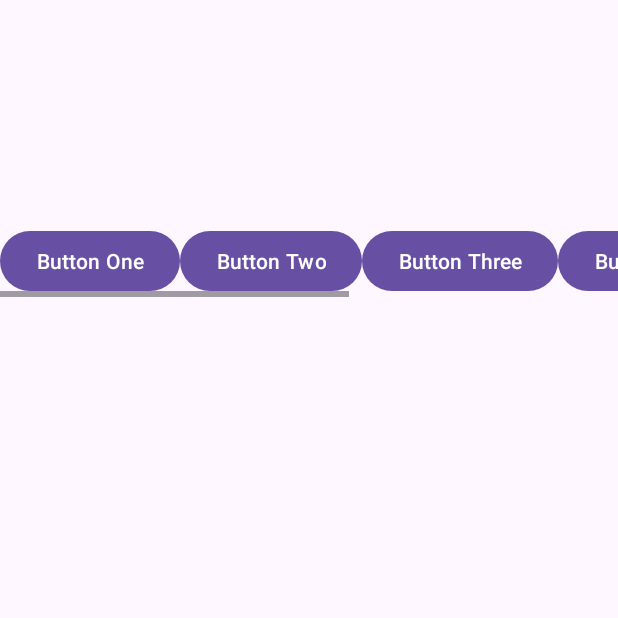
After one commit to ncflsy/layout-app, an Android app: the HorizontalScroll screen opened directly, with no data from a screen before it, on a phone screen of 412 x 824 dp, the top half of it. The commit adds this screen. Run offline under Robolectric (Android 15) with nearby library versions, the phone set to English and light mode, and no system bars.

Commit message:
penambahan menu layout horizontal scroll view

```diff
--- a/app/src/main/AndroidManifest.xml
+++ b/app/src/main/AndroidManifest.xml
@@ -12,6 +12,9 @@
         android:supportsRtl="true"
         android:theme="@style/Theme.MyApp"
         tools:targetApi="31">
+        <activity
+            android:name=".HorizontalScroll"
+            android:exported="false" />
         <activity
             android:name=".FrameLayout2"
             android:exported="false" />
--- /dev/null
+++ b/app/src/main/java/com/example/myapp/HorizontalScroll.java
@@ -0,0 +1,14 @@
+package com.example.myapp;
+
+import androidx.appcompat.app.AppCompatActivity;
+
+import android.os.Bundle;
+
+public class HorizontalScroll extends AppCompatActivity {
+
+    @Override
+    protected void onCreate(Bundle savedInstanceState) {
+        super.onCreate(savedInstanceState);
+        setContentView(R.layout.activity_horizontal_scroll);
+    }
+}
--- /dev/null
+++ b/app/src/main/res/layout/activity_horizontal_scroll.xml
@@ -0,0 +1,40 @@
+<?xml version="1.0" encoding="utf-8"?>
+<HorizontalScrollView
+    xmlns:android="http://schemas.android.com/apk/res/android"
+    xmlns:app="http://schemas.android.com/apk/res-auto"
+    xmlns:tools="http://schemas.android.com/tools"
+    android:layout_width="match_parent"
+    android:layout_height="wrap_content"
+    tools:context=".HorizontalScroll">
+    <LinearLayout
+        android:layout_width="match_parent"
+        android:layout_height="match_parent"
+        android:orientation="horizontal"
+        android:layout_marginTop="150dp">
+        <Button
+            android:layout_width="wrap_content"
+            android:layout_height="wrap_content"
+            android:text="Button One"/>
+        <Button
+            android:layout_width="wrap_content"
+            android:layout_height="wrap_content"
+            android:text="Button Two"/>
+        <Button
+            android:layout_width="wrap_content"
+            android:layout_height="wrap_content"
+            android:text="Button Three"/>
+        <Button
+            android:layout_width="wrap_content"
+            android:layout_height="wrap_content"
+            android:text="Button Four"/>
+        <Button
+            android:layout_width="wrap_content"
+            android:layout_height="wrap_content"
+            android:text="Button Five"/>
+        <Button
+            android:layout_width="wrap_content"
+            android:layout_height="wrap_content"
+            android:text="Button Six"/>
+    </LinearLayout>
+
+</HorizontalScrollView>
```
Also changed, not shown: app/src/main/java/com/example/myapp/MainActivity.java (+9 -0 lines), app/src/main/res/layout/activity_main.xml (+21 -0 lines).
